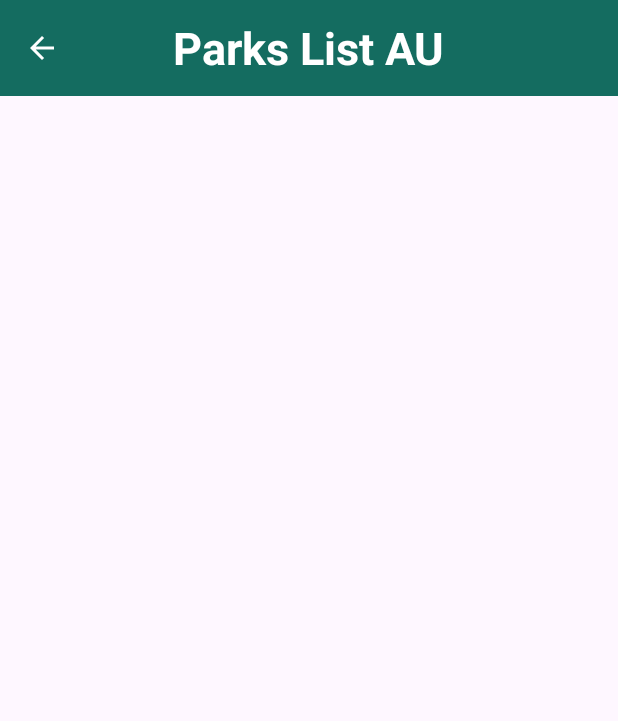
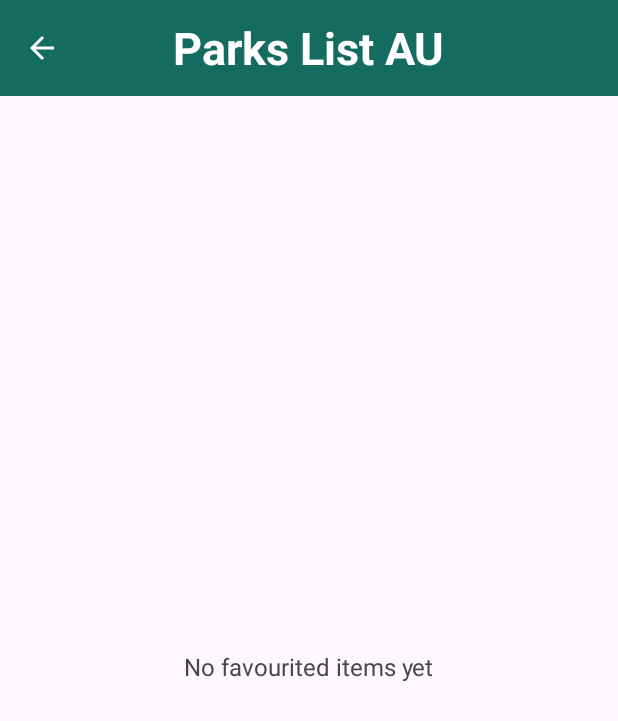
Before and after one commit to MitchellPescud/COMP2008-Assignment-1, an Android app: the screen it shows after launch (Favourites), after a tap on "Favourites", on a phone screen of 412 x 824 dp. Shown: the top 721 px of the screen. Run offline under Robolectric (Android 15) with nearby library versions, the phone set to English and light mode, and no system bars.

Commit message:
Added import park from txt and created favourites view
Parks are now imported from a parks.txt file located within the assets folder.

Favourites view has been created to display favourited parks

```diff
--- a/app/src/main/AndroidManifest.xml
+++ b/app/src/main/AndroidManifest.xml
@@ -3,6 +3,7 @@
     xmlns:tools="http://schemas.android.com/tools">
 
     <application
+        android:name=".AppStartup"
         android:allowBackup="true"
         android:dataExtractionRules="@xml/data_extraction_rules"
         android:fullBackupContent="@xml/backup_rules"
--- /dev/null
+++ b/app/src/main/java/com/example/comp2008assignment1/AppStartup.kt
@@ -0,0 +1,10 @@
+package com.example.comp2008assignment1
+
+import android.app.Application
+
+class AppStartup : Application() {
+    override fun onCreate() {
+        super.onCreate()
+        ParkRepository.init(this) // reads parks.txt once
+    }
+}
--- a/app/src/main/java/com/example/comp2008assignment1/Favourites.kt
+++ b/app/src/main/java/com/example/comp2008assignment1/Favourites.kt
@@ -7,6 +7,11 @@ import androidx.appcompat.app.AppCompatActivity
 import androidx.core.view.ViewCompat
 import androidx.core.view.WindowInsetsCompat
 import com.google.android.material.appbar.MaterialToolbar
+import androidx.recyclerview.widget.RecyclerView
+import androidx.recyclerview.widget.LinearLayoutManager
+import android.widget.Toast
+import android.widget.TextView
+import android.view.View
 
 class Favourites : AppCompatActivity() {
     override fun onCreate(savedInstanceState: Bundle?) {
@@ -33,5 +38,55 @@ class Favourites : AppCompatActivity() {
             startActivity(intent)
             finish() // close this activity
         }
+
+        // RecyclerView (local)
+        val recyclerView = findViewById<RecyclerView>(R.id.recyclerParks)
+        recyclerView.layoutManager = LinearLayoutManager(this)
+
+        // Adapter (local). NOTE: use recyclerView.adapter inside the lambda.
+        val adapter = ParkAdapter { park ->
+            if (park.isFavourite) {
+                Toast.makeText(this, "You favourited ${park.name}", Toast.LENGTH_SHORT).show()
+            } else {
+                Toast.makeText(this, "You unfavourited ${park.name}", Toast.LENGTH_SHORT).show()
+                val favsNow = buildFavourites()
+                (recyclerView.adapter as ParkAdapter).setItems(favsNow)
+                updateEmptyState(favsNow, recyclerView)
+            }
+        }
+        recyclerView.adapter = adapter
+
+        // Initial data + empty state
+        val initialItems = buildFavourites()
+        adapter.setItems(initialItems)
+        updateEmptyState(initialItems, recyclerView)
+    }
+
+    override fun onResume() {
+        super.onResume()
+        // Refresh using locals retrieved again
+        val recyclerView = findViewById<RecyclerView>(R.id.recyclerParks)
+        val adapter = recyclerView.adapter as ParkAdapter
+        val favsNow = buildFavourites()
+        adapter.setItems(favsNow)
+        updateEmptyState(favsNow, recyclerView)
+    }
+
+    // --- Helpers ---
+
+    private fun buildFavourites(): List<Park> =
+        ParkRepository.getAll()
+            .filter { FavouriteStore.getFavourites(this).contains(it.parkID) }
+            .map { it.copy(isFavourite = true) }
+
+    private fun updateEmptyState(items: List<Park>, recyclerView: RecyclerView) {
+        val emptyView = findViewById<TextView>(R.id.textEmpty)
+        if (items.isEmpty()) {
+            emptyView.visibility = View.VISIBLE
+            recyclerView.visibility = View.GONE
+        } else {
+            emptyView.visibility = View.GONE
+            recyclerView.visibility = View.VISIBLE
+        }
     }
 }
--- /dev/null
+++ b/app/src/main/java/com/example/comp2008assignment1/ImportParkRepository.kt
@@ -0,0 +1,64 @@
+package com.example.comp2008assignment1
+
+import android.app.Application
+import android.util.Log
+import java.io.BufferedReader
+import java.io.InputStreamReader
+
+object ParkRepository {
+    private const val TAG = "ParkRepository"
+    private const val FILE_NAME = "parks.txt"
+
+    private val parks = mutableListOf<Park>()
+    private var loaded = false
+
+    fun init(app: Application) {
+        if (loaded) return
+        try {
+            app.assets.open(FILE_NAME).use { input ->
+                BufferedReader(InputStreamReader(input)).useLines { lines ->
+                    lines.forEach { raw ->
+                        val line = raw.trim()
+                        if (line.isEmpty() || line.startsWith("#")) return@forEach
+
+                        // Expect 5 fields separated by | : id | name | location | activities | features
+                        val parts = line.split("|", limit = 5).map { it.trim() }
+                        if (parts.size < 5) {
+                            Log.w(TAG, "Skipping malformed line: $line")
+                            return@forEach
+                        }
+
+                        val parkID = parts[0]
+                        val name = parts[1]
+                        val location = parts[2]
+                        val activities = splitList(parts[3])
+                        val features = splitList(parts[4])
+
+                        parks.add(
+                            Park(
+                                parkID = parkID,
+                                name = name,
+                                location = location,
+                                activities = activities,
+                                features = features,
+                                isFavourite = false
+                            )
+                        )
+                    }
+                }
+            }
+            loaded = true
+            Log.d(TAG, "Loaded ${parks.size} parks from $FILE_NAME")
+        } catch (t: Throwable) {
+            Log.e(TAG, "Failed to load $FILE_NAME: ${t.message}", t)
+        }
+    }
+
+    fun getAll(): List<Park> = parks
+
+    private fun splitList(field: String): List<String> =
+        if (field.isBlank()) emptyList()
+        else field.split(",")
+            .map { it.trim() }
+            .filter { it.isNotEmpty() }
+}
--- a/app/src/main/java/com/example/comp2008assignment1/MainActivity.kt
+++ b/app/src/main/java/com/example/comp2008assignment1/MainActivity.kt
@@ -8,6 +8,7 @@ import androidx.core.view.ViewCompat
 import androidx.core.view.WindowInsetsCompat
 import com.google.android.material.appbar.MaterialToolbar
 import com.google.android.material.button.MaterialButton
+
 
 class MainActivity : AppCompatActivity() {
     override fun onCreate(savedInstanceState: Bundle?) {
--- a/app/src/main/java/com/example/comp2008assignment1/Park.kt
+++ b/app/src/main/java/com/example/comp2008assignment1/Park.kt
@@ -1,6 +1,7 @@
 package com.example.comp2008assignment1
 
 data class Park(
+    val parkID: String,
     val name: String,
     val location: String,
     val activities: List<String>,
--- a/app/src/main/res/layout/activity_favourites.xml
+++ b/app/src/main/res/layout/activity_favourites.xml
@@ -30,4 +30,26 @@
             android:layout_gravity="center" />
     </com.google.android.material.appbar.MaterialToolbar>
 
+    <TextView
+        android:id="@+id/textEmpty"
+        android:layout_width="wrap_content"
+        android:layout_height="wrap_content"
+        android:text="No favourited items yet"
+        android:textSize="16sp"
+        android:visibility="gone"
+        app:layout_constraintTop_toBottomOf="@id/Navigation_Bar"
+        app:layout_constraintBottom_toBottomOf="parent"
+        app:layout_constraintStart_toStartOf="parent"
+        app:layout_constraintEnd_toEndOf="parent" />
+
+    <androidx.recyclerview.widget.RecyclerView
+        android:id="@+id/recyclerParks"
+        android:layout_width="0dp"
+        android:layout_height="0dp"
+        app:layout_constraintTop_toBottomOf="@id/Navigation_Bar"
+        app:layout_constraintStart_toStartOf="parent"
+        app:layout_constraintEnd_toEndOf="parent"
+        app:layout_constraintBottom_toBottomOf="parent"
+        tools:listitem="@layout/item_park" />
+
 </androidx.constraintlayout.widget.ConstraintLayout>
```
Also changed, not shown: app/src/main/assets/parks.txt (added, +20 -0 lines), app/src/main/java/com/example/comp2008assignment1/Explore.kt (+8 -22 lines), app/src/main/java/com/example/comp2008assignment1/FavouritesStore.kt (added, +27 -0 lines), app/src/main/java/com/example/comp2008assignment1/ParkAdapter.kt (+10 -6 lines).
